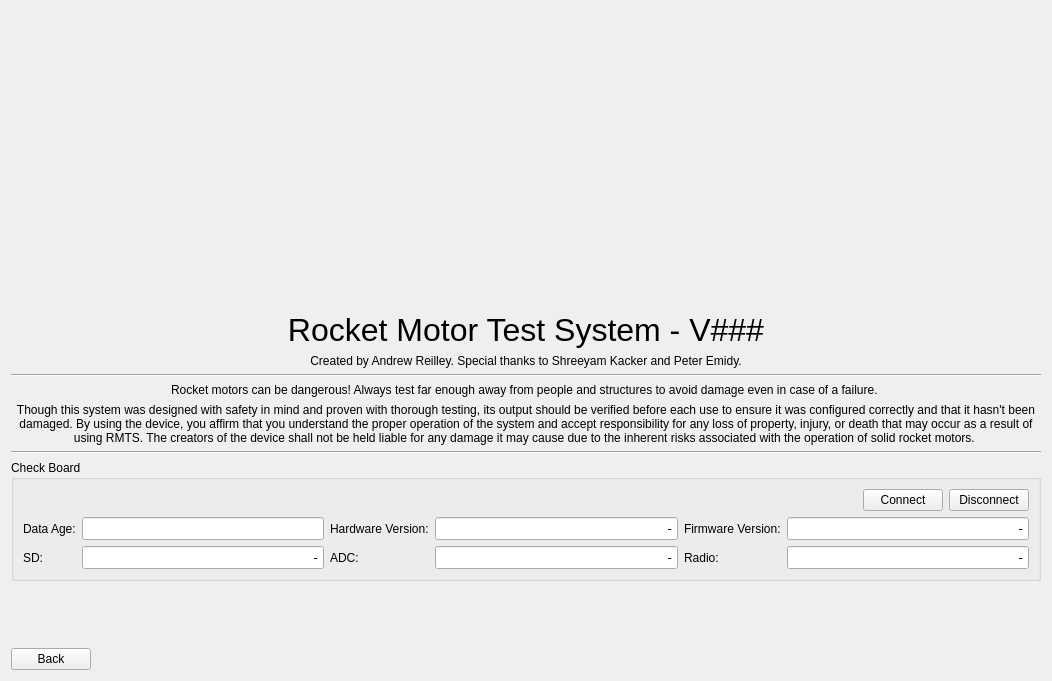
Before: the Qt Designer form ui/views/forms/AboutWidget.ui in reilleya/RMTS-Software, drawn with Qt 5.
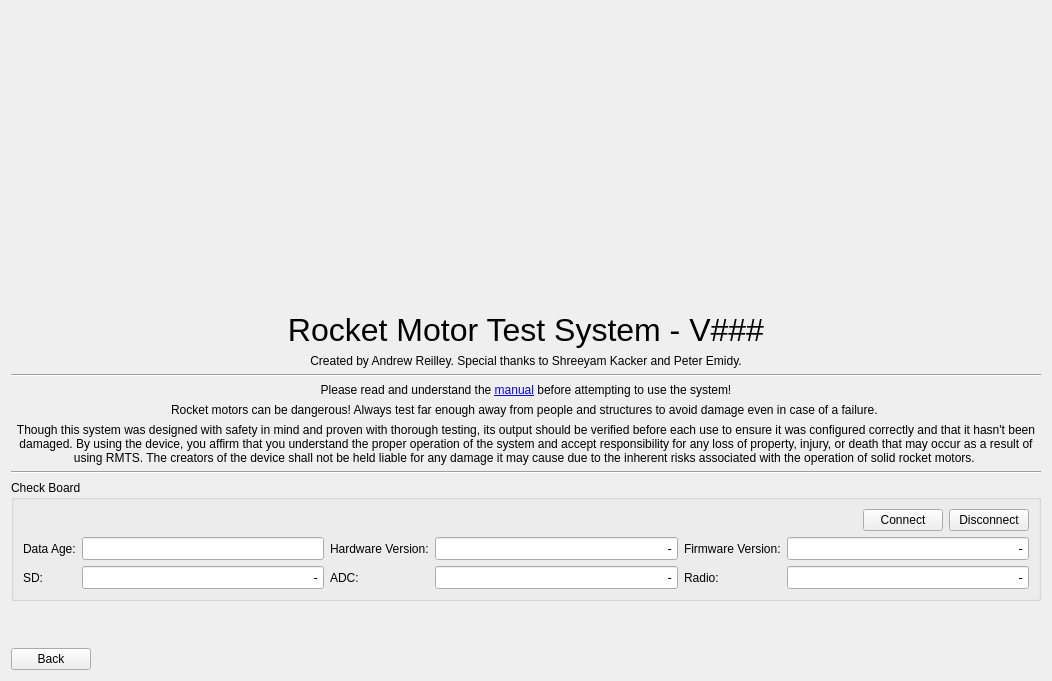
After: the same form once the commit is applied. Custom widgets are drawn as their Qt base class.

Commit message: Add manual link to about page

Patch:
```diff
--- a/ui/views/forms/AboutWidget.ui
+++ b/ui/views/forms/AboutWidget.ui
@@ -69,6 +69,19 @@
      </property>
     </widget>
    </item>
+   <item>
+    <widget class="QLabel" name="label">
+     <property name="text">
+      <string>&lt;html&gt;&lt;head/&gt;&lt;body&gt;&lt;p&gt;Please read and understand the &lt;a href=&quot;https://github.com/reilleya/RMTS-Manual&quot;&gt;&lt;span style=&quot; text-decoration: underline; color:#0000ff;&quot;&gt;manual&lt;/span&gt;&lt;/a&gt; before attempting to use the system!&lt;/p&gt;&lt;/body&gt;&lt;/html&gt;</string>
+     </property>
+     <property name="alignment">
+      <set>Qt::AlignCenter</set>
+     </property>
+     <property name="openExternalLinks">
+      <bool>true</bool>
+     </property>
+    </widget>
+   </item>
    <item>
     <widget class="QLabel" name="labelWarning">
      <property name="text">
```
Left out of the diff: 2 changed lines with no effect on the pictures.
